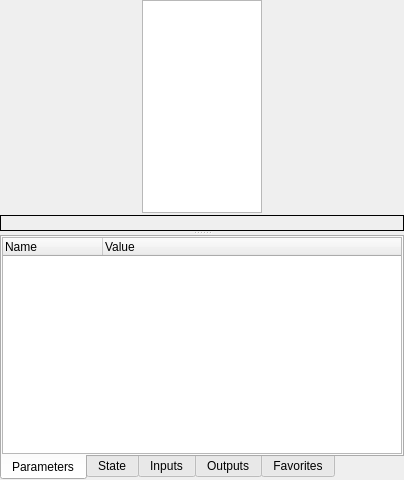
First picture: the form in GUI/Qt/UComponentsListWidget.ui, repository aicommunity/Rdk, before the edit.
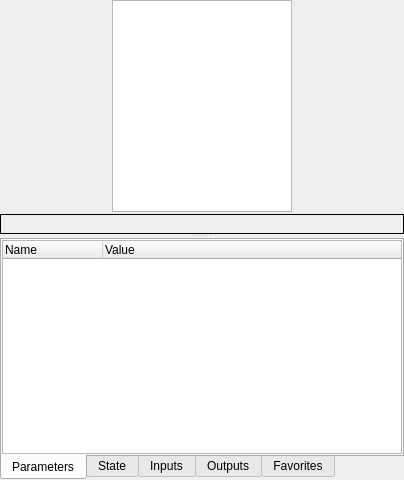
Second picture: the form after the edit.

Diff of the .ui file:
```diff
--- a/GUI/Qt/UComponentsListWidget.ui
+++ b/GUI/Qt/UComponentsListWidget.ui
@@ -52,9 +52,15 @@
          </property>
          <item>
           <widget class="QListWidget" name="listWidgetChannelSelection">
+           <property name="minimumSize">
+            <size>
+             <width>150</width>
+             <height>0</height>
+            </size>
+           </property>
            <property name="maximumSize">
             <size>
-             <width>120</width>
+             <width>180</width>
              <height>16777215</height>
             </size>
            </property>
@@ -64,10 +70,16 @@
        </item>
        <item>
         <widget class="QLabel" name="labelComponentClassName">
+         <property name="minimumSize">
+          <size>
+           <width>100</width>
+           <height>20</height>
+          </size>
+         </property>
          <property name="maximumSize">
           <size>
            <width>16777215</width>
-           <height>20</height>
+           <height>24</height>
           </size>
          </property>
          <property name="frameShape">
```
